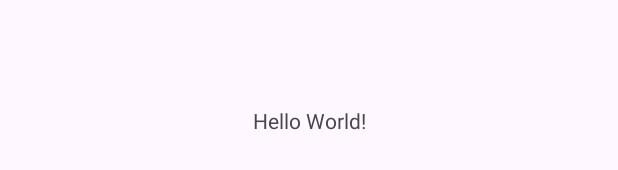
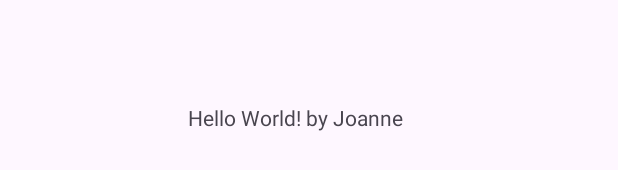
Before and after one commit to annedeguzman/iAdMeet-mobile-sys, an Android app: the layout activity_main.xml on its own in the app's theme, with its tools: preview values and no code run, on a phone screen of 412 x 824 dp. Shown: the part 498-668 px from the top of the screen. Run offline under Robolectric (Android 15) with nearby library versions, the phone set to English and light mode, and no system bars.

Commit message:
Second Push

```diff
--- a/app/src/main/res/layout/activity_main.xml
+++ b/app/src/main/res/layout/activity_main.xml
@@ -7,9 +7,9 @@
     tools:context=".MainActivity">
 
     <TextView
-        android:layout_width="wrap_content"
-        android:layout_height="wrap_content"
-        android:text="Hello World!"
+        android:layout_width="162dp"
+        android:layout_height="23dp"
+        android:text="Hello World! by Joanne"
         app:layout_constraintBottom_toBottomOf="parent"
         app:layout_constraintEnd_toEndOf="parent"
         app:layout_constraintStart_toStartOf="parent"
```
